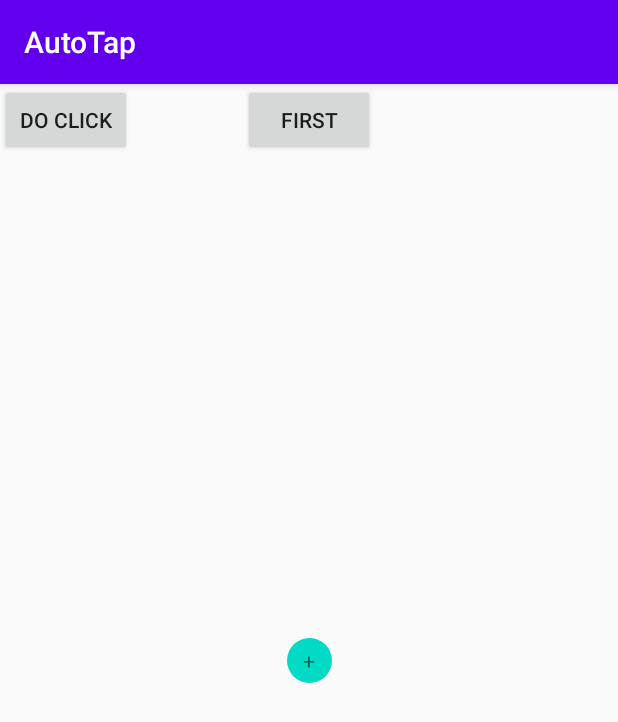
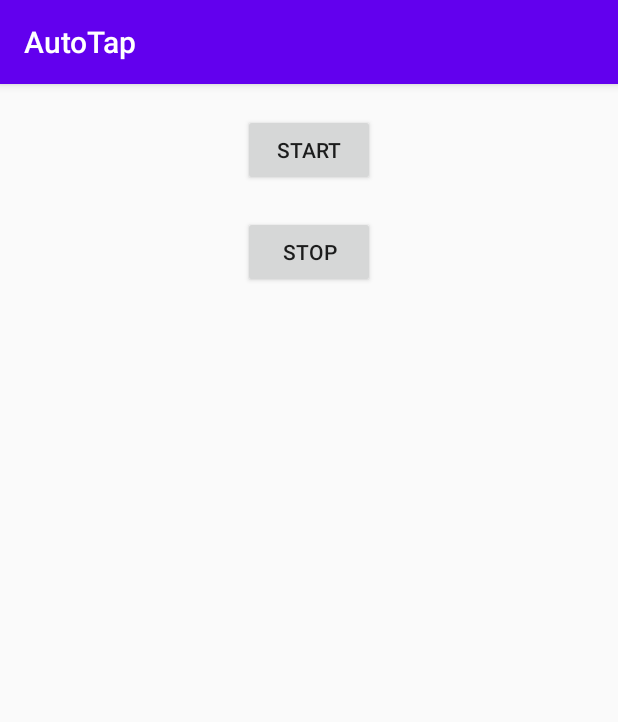
Before and after one commit to konovus/autotap, an Android app: the screen it shows after launch (MainActivity), on a phone screen of 412 x 824 dp. Shown: the top 722 px of the screen. Run offline under Robolectric (Android 15) with nearby library versions, the phone set to English and light mode, and no system bars.

```diff
--- a/app/src/main/AndroidManifest.xml
+++ b/app/src/main/AndroidManifest.xml
@@ -1,6 +1,9 @@
 <?xml version="1.0" encoding="utf-8"?>
 <manifest xmlns:android="http://schemas.android.com/apk/res/android"
     package="com.konovus.autotap">
+
+    <uses-permission android:name="android.permission.SYSTEM_ALERT_WINDOW" />
+
 
     <application
         android:allowBackup="true"
@@ -16,6 +19,9 @@
                 <category android:name="android.intent.category.LAUNCHER" />
             </intent-filter>
         </activity>
+        <service
+            android:name="com.konovus.autotap.FlyBitch"
+            android:exported="true" />
     </application>
 
 </manifest>
--- a/app/src/main/java/com/konovus/autotap/MainActivity.java
+++ b/app/src/main/java/com/konovus/autotap/MainActivity.java
@@ -4,8 +4,11 @@ import androidx.appcompat.app.AppCompatActivity;
 import androidx.constraintlayout.widget.ConstraintLayout;
 
 import android.annotation.SuppressLint;
+import android.content.Intent;
+import android.net.Uri;
 import android.os.Bundle;
 import android.os.SystemClock;
+import android.provider.Settings;
 import android.view.MotionEvent;
 import android.view.View;
 import android.view.ViewGroup;
@@ -15,12 +18,6 @@ import android.widget.Toast;
 
 public class MainActivity extends AppCompatActivity {
 
-    ConstraintLayout constraintLayout;
-    TextView hello;
-    Button do_click;
-    Button btn_first;
-    private float x = 500;
-    private float y = 500;
 
     @SuppressLint("ClickableViewAccessibility")
     @Override
@@ -28,58 +25,34 @@ public class MainActivity extends AppCompatActivity {
         super.onCreate(savedInstanceState);
         setContentView(R.layout.activity_main);
 
-        constraintLayout = findViewById(R.id.generalLayout);
-        hello = findViewById(R.id.hello);
-        do_click = findViewById(R.id.do_click);
-        btn_first = findViewById(R.id.btn_first);
+        Bundle bundle = getIntent().getExtras();
 
+        if(bundle != null && bundle.getString("LAUNCH").equals("YES")) {
+            startService(new Intent(MainActivity.this, FlyBitch.class));
+        }
 
-        constraintLayout.setOnTouchListener(new View.OnTouchListener() {
+        Button launch = (Button)findViewById(R.id.start);
+        launch.setOnClickListener(new View.OnClickListener() {
+
             @Override
-            public boolean onTouch(View v, MotionEvent event) {
-                x = event.getRawX();
-                y = event.getRawY();
-
-                if(event.getAction() == MotionEvent.ACTION_MOVE){
-                    hello.setX(x - hello.getWidth()/2);
-                    hello.setY(y - hello.getHeight());
-                }
-                return true;
+            public void onClick(View v) {
+                startService(new Intent(MainActivity.this, FlyBitch.class));
             }
         });
 
+        Button stop = (Button)findViewById(R.id.stop);
+        stop.setOnClickListener(new View.OnClickListener() {
 
-        btn_first.setOnTouchListener(new View.OnTouchListener() {
-            @Override
-            public boolean onTouch(View v, MotionEvent event) {
-                if(event.getAction() == MotionEvent.ACTION_DOWN)
-                    Toast.makeText(MainActivity.this, "Btn first tapped", Toast.LENGTH_LONG).show();
-
-                return true;
-            }
-        });
-        do_click.setOnClickListener(new View.OnClickListener() {
             @Override
             public void onClick(View v) {
-                hello.setVisibility(View.GONE);
-                long downTime = SystemClock.uptimeMillis();
-                long eventTime = SystemClock.uptimeMillis() + 100;
-// List of meta states found here: developer.android.com/reference/android/view/KeyEvent.html#getMetaState()
-                int metaState = 0;
-                System.out.println("X, Y -- " + x + ", " + y);
-                MotionEvent motionEvent = MotionEvent.obtain(
-                        downTime,
-                        eventTime,
-                        MotionEvent.ACTION_DOWN,
-                        x,
-                        y,
-                        metaState
-                );
-                ViewGroup viewGroup = constraintLayout;
-                viewGroup.dispatchTouchEvent(motionEvent);
+                stopService(new Intent(MainActivity.this, FlyBitch.class));
             }
         });
 
+        if (!Settings.canDrawOverlays(getApplicationContext())) {
+            Intent intent = new Intent(Settings.ACTION_MANAGE_OVERLAY_PERMISSION, Uri.parse("package:" + getPackageName()));
+            startActivityForResult(intent, 0);
+        }
     }
 
 }
--- a/app/src/main/res/layout/activity_main.xml
+++ b/app/src/main/res/layout/activity_main.xml
@@ -9,35 +9,27 @@
     >
 
     <Button
-        android:id="@+id/do_click"
+        android:id="@+id/start"
         android:layout_width="wrap_content"
         android:layout_height="wrap_content"
-        android:text="do Click"
+        android:text="start"
+        android:layout_marginTop="20dp"
         app:layout_constraintTop_toTopOf="parent"
-        app:layout_constraintLeft_toLeftOf="parent"
-        />
-    <Button
-        android:id="@+id/btn_first"
-        android:layout_width="wrap_content"
-        android:layout_height="wrap_content"
-        android:text="first"
         app:layout_constraintEnd_toEndOf="parent"
         app:layout_constraintHorizontal_bias="0.5"
         app:layout_constraintStart_toStartOf="parent"
-        app:layout_constraintTop_toTopOf="parent"
+        />
+    <Button
+        android:id="@+id/stop"
+        android:layout_width="wrap_content"
+        android:layout_height="wrap_content"
+        android:text="stop"
+        android:layout_marginTop="20dp"
+        app:layout_constraintEnd_toEndOf="parent"
+        app:layout_constraintHorizontal_bias="0.5"
+        app:layout_constraintStart_toStartOf="parent"
+        app:layout_constraintTop_toBottomOf="@id/start"
     />
 
-    <TextView
-        android:id="@+id/hello"
-        android:layout_width="30dp"
-        android:layout_height="30dp"
-        android:background="@drawable/round_shape"
-        android:paddingTop="5dp"
-        android:text="+"
-        android:textAlignment="center"
-        app:layout_constraintBottom_toBottomOf="parent"
-        app:layout_constraintLeft_toLeftOf="parent"
-        app:layout_constraintRight_toRightOf="parent"
-        app:layout_constraintTop_toTopOf="parent" />
 
 </androidx.constraintlayout.widget.ConstraintLayout>
```
